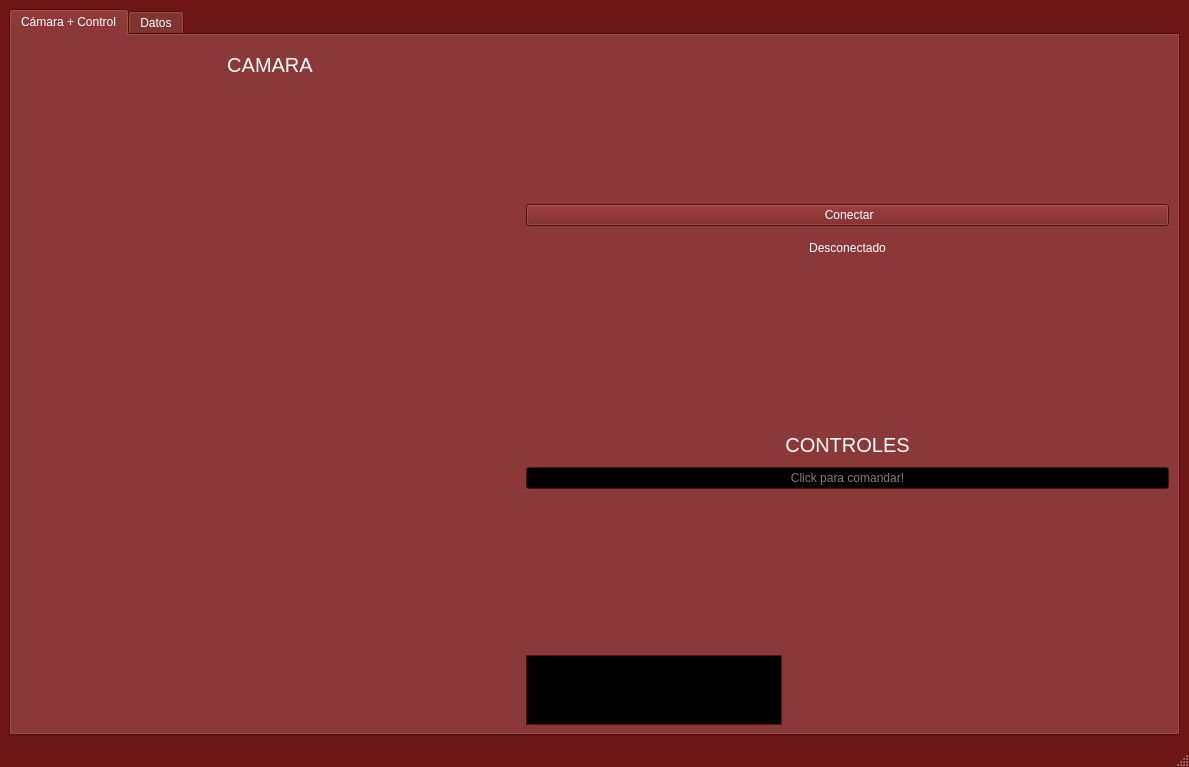
Above: Qt_code/rover_mars/ui/mainwindow.ui from fjuanes-ai/TPI before the change. Below: the same form after it.
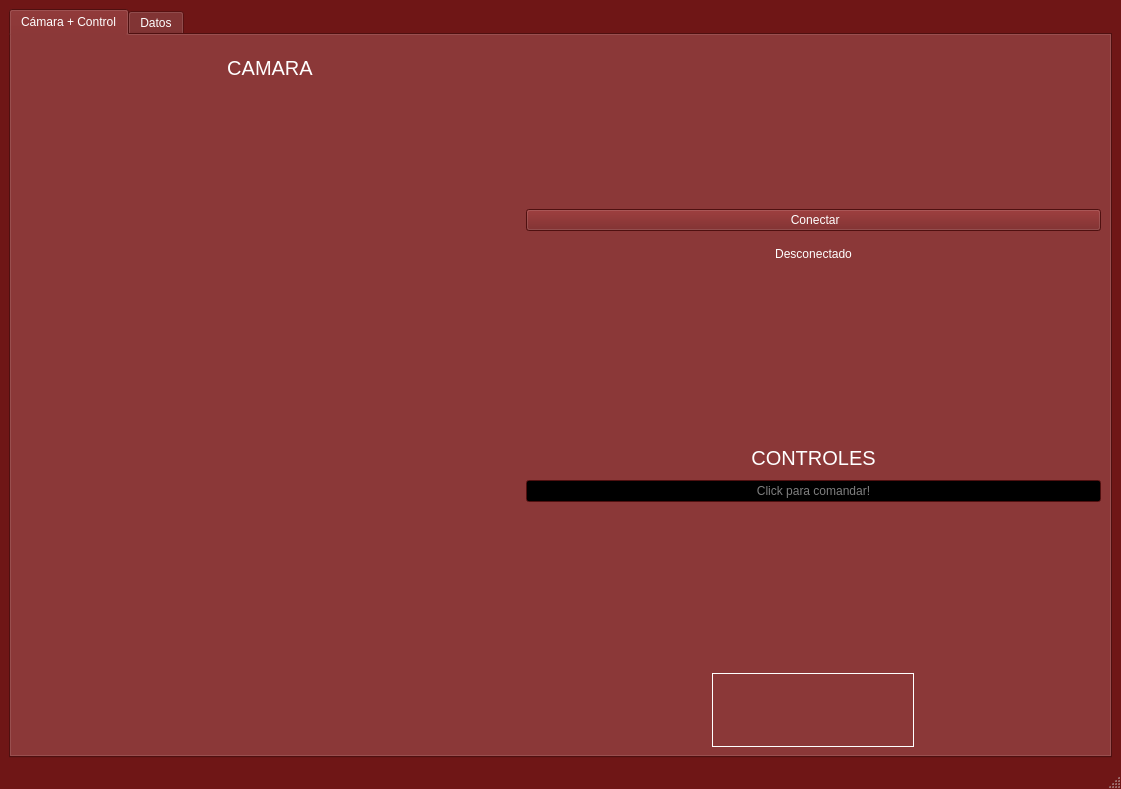
That is the form after the change. Icons and pictures are not drawn. Custom widgets are drawn as their Qt base class.

Commit message: Arreglado de logo.

Diff of the .ui file:
```diff
--- a/Qt_code/rover_mars/ui/mainwindow.ui
+++ b/Qt_code/rover_mars/ui/mainwindow.ui
@@ -6,10 +6,16 @@
    <rect>
     <x>0</x>
     <y>0</y>
-    <width>1189</width>
-    <height>767</height>
+    <width>1121</width>
+    <height>789</height>
    </rect>
   </property>
+  <property name="sizePolicy">
+   <sizepolicy hsizetype="Expanding" vsizetype="Expanding">
+    <horstretch>0</horstretch>
+    <verstretch>0</verstretch>
+   </sizepolicy>
+  </property>
   <property name="palette">
    <palette>
     <active>
@@ -510,7 +516,10 @@
        </attribute>
        <layout class="QGridLayout" name="gridLayout_3">
         <item row="0" column="0">
-         <layout class="QGridLayout" name="gridLayout_2" columnstretch="10,2">
+         <layout class="QGridLayout" name="gridLayout_2" columnstretch="10,1" columnminimumwidth="10,2">
+          <property name="sizeConstraint">
+           <enum>QLayout::SizeConstraint::SetMaximumSize</enum>
+          </property>
           <item row="0" column="0">
            <layout class="QVBoxLayout" name="verticalLayout_4" stretch="1,3,0,0">
             <item>
@@ -678,26 +687,47 @@
               <property name="spacing">
                <number>0</number>
               </property>
-              <item>
-               <widget class="QGraphicsView" name="graphicsView"/>
-              </item>
               <item>
                <widget class="QLabel" name="label_logo_01">
                 <property name="sizePolicy">
-                 <sizepolicy hsizetype="Maximum" vsizetype="Maximum">
-                  <horstretch>9</horstretch>
-                  <verstretch>16</verstretch>
+                 <sizepolicy hsizetype="Fixed" vsizetype="Fixed">
+                  <horstretch>0</horstretch>
+                  <verstretch>0</verstretch>
                  </sizepolicy>
                 </property>
+                <property name="minimumSize">
+                 <size>
+                  <width>202</width>
+                  <height>74</height>
+                 </size>
+                </property>
                 <property name="maximumSize">
                  <size>
-                  <width>450</width>
-                  <height>150</height>
+                  <width>202</width>
+                  <height>74</height>
                  </size>
                 </property>
+                <property name="sizeIncrement">
+                 <size>
+                  <width>16</width>
+                  <height>9</height>
+                 </size>
+                </property>
+                <property name="baseSize">
+                 <size>
+                  <width>16</width>
+                  <height>9</height>
+                 </size>
+                </property>
+                <property name="frameShape">
+                 <enum>QFrame::Shape::Box</enum>
+                </property>
                 <property name="text">
                  <string/>
                 </property>
+                <property name="textFormat">
+                 <enum>Qt::TextFormat::RichText</enum>
+                </property>
                 <property name="pixmap">
                  <pixmap>:/new/prefix1/logo_utn.jpg</pixmap>
                 </property>
@@ -705,7 +735,13 @@
                  <bool>true</bool>
                 </property>
                 <property name="alignment">
-                 <set>Qt::AlignmentFlag::AlignRight|Qt::AlignmentFlag::AlignTrailing|Qt::AlignmentFlag::AlignVCenter</set>
+                 <set>Qt::AlignmentFlag::AlignCenter</set>
+                </property>
+                <property name="wordWrap">
+                 <bool>true</bool>
+                </property>
+                <property name="textInteractionFlags">
+                 <set>Qt::TextInteractionFlag::NoTextInteraction</set>
                 </property>
                </widget>
               </item>
```
Left out of the diff: 32 changed lines with no effect on the pictures.
